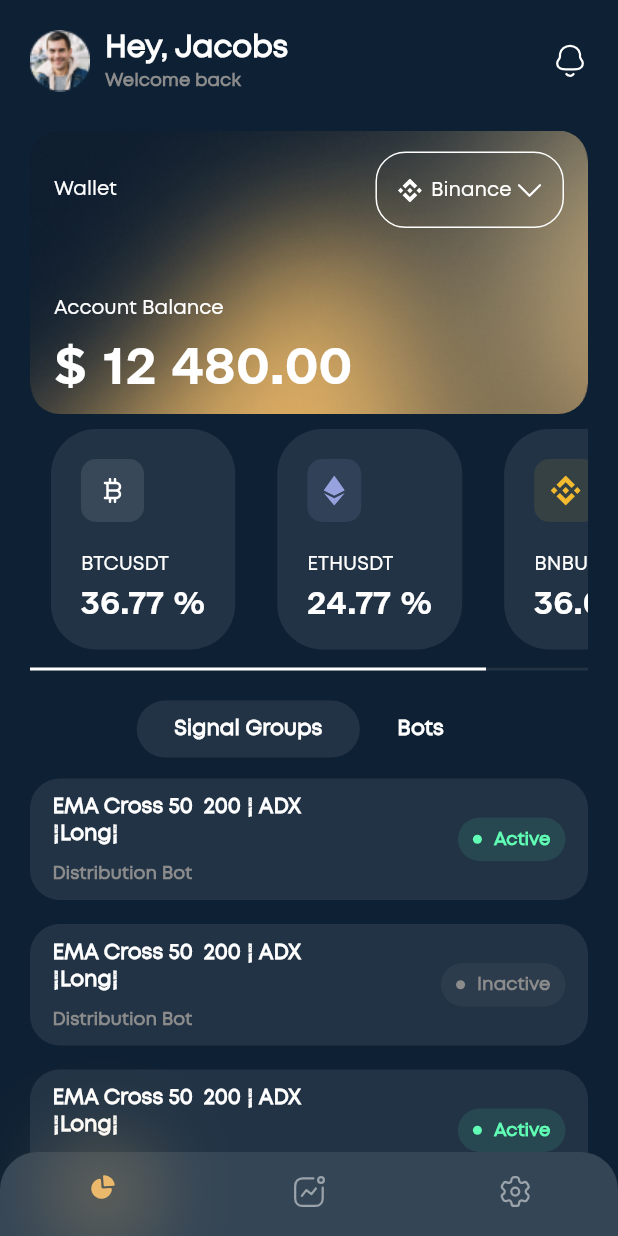
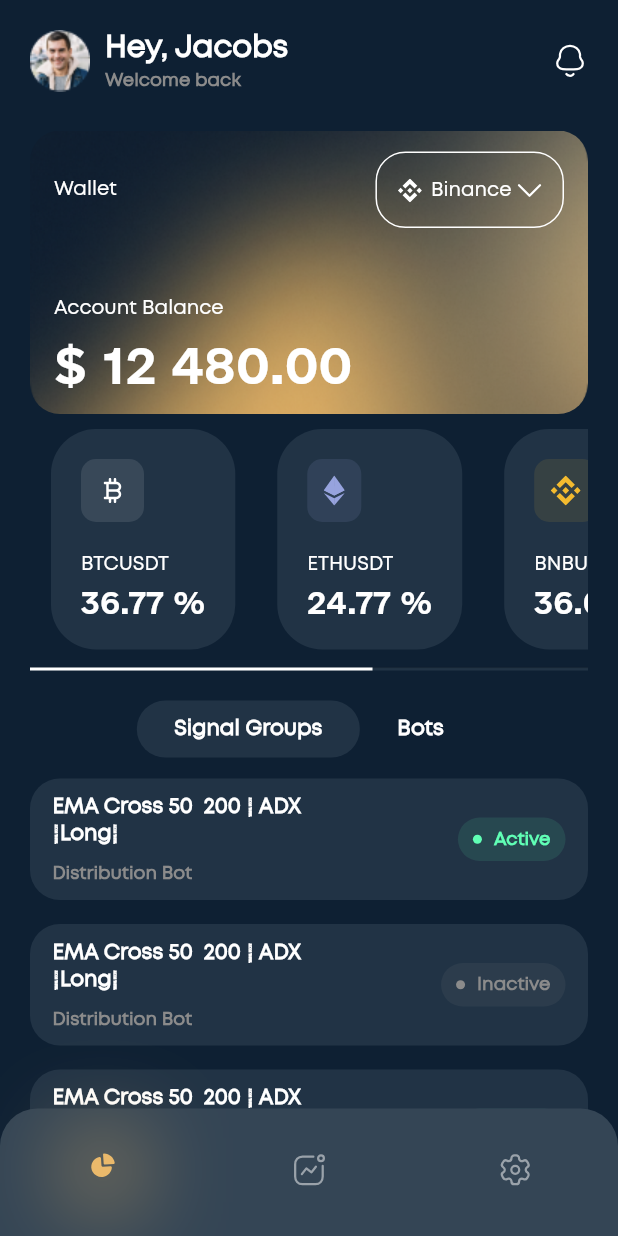
Before and after one commit to Dhavid01/VBA-cryptosignal, a Flutter app: the MyHomePage screen opened by its route, on a phone screen of 412 x 824 dp. Run offline on Flutter 3.47's test engine with Material 2 defaults, Android fonts, the phone set to English and light mode, and no system bars; drawn by our look-alikes of persistent_bottom_nav_bar; our stand-ins replace dio, flutter_svg, freezed_annotation, shared_preferences, sliver_tools; accounts and stored records are empty; project files that could hold a hidden picture were left out.

Commit message:
done with navbar and scrollbar

```diff
--- a/lib/core/router/router.dart
+++ b/lib/core/router/router.dart
@@ -2,7 +2,6 @@ import 'package:flutter/material.dart';
 import 'package:vba_crypto_signal/core/constants/routing_constants.dart';
 import 'package:vba_crypto_signal/views/auth/login/login_view.dart';
 import 'package:vba_crypto_signal/views/home.dart';
-import 'package:vba_crypto_signal/views/home_view/home_view.dart';
 
 class AppRouter {
   static PageRoute _getPageRoute({
--- a/lib/views/home.dart
+++ b/lib/views/home.dart
@@ -77,6 +77,7 @@ class _MyHomePageState extends State<MyHomePage> {
     return PersistentTabView(
       context,
       controller: _controller,
+      navBarHeight: 85,
       bottomScreenMargin: 0,
       screens: _buildScreens(),
       items: _navBarsItems(),
--- a/lib/views/home_view/home_view.dart
+++ b/lib/views/home_view/home_view.dart
@@ -22,11 +22,27 @@ class _HomeViewState extends State<HomeView> {
   List<String> coinImageList = [
     SvgAssets.bitcoin,
     SvgAssets.eth,
-    SvgAssets.bnb
+    SvgAssets.bnb,
+    SvgAssets.bitcoin,
   ];
-  List<String> coinNameList = ["BTCUSDT", "ETHUSDT", "BNBUSDT"];
-  List<String> coinPercentageList = ["36.77 %", "24.77 %", "36.07 %"];
-  List<Color> colorList = [Colors.white, const Color(0xffB1BCFF), const Color(0xffF3BA2F)];
+  List<String> coinNameList = [
+    "BTCUSDT",
+    "ETHUSDT",
+    "BNBUSDT",
+    "BTCUSDT",
+  ];
+  List<String> coinPercentageList = [
+    "36.77 %",
+    "24.77 %",
+    "36.07 %",
+    "36.77 %",
+  ];
+  List<Color> colorList = [
+    Colors.white,
+    const Color(0xffB1BCFF),
+    const Color(0xffF3BA2F),
+    Colors.white,
+  ];
 
   int prevSelectedIndex = 0;
   var selectedIndex = 0;
```
